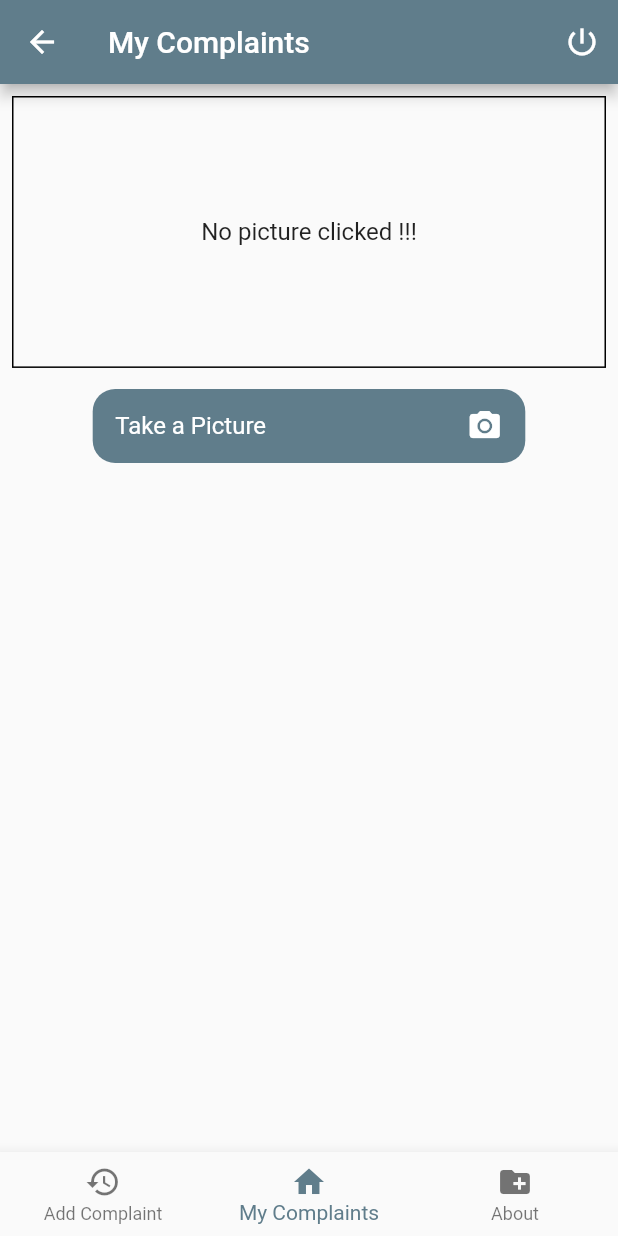
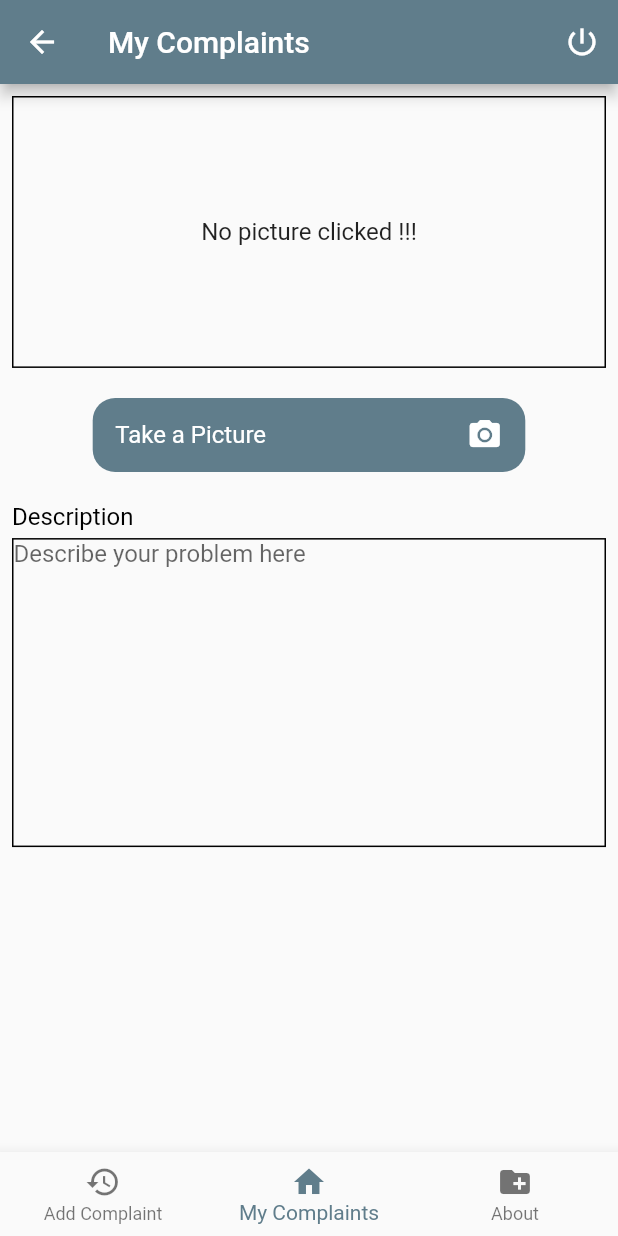
Before and after one commit to adityasharmaa/pothole, a Flutter app: the ScreenSelector screen opened by its route, on a phone screen of 412 x 824 dp. Run offline on Flutter 3.47's test engine with Material 2 defaults, Android fonts, the phone set to English and light mode, and no system bars; our stand-ins replace camera, cloud_firestore, firebase_auth, google_maps_flutter; accounts and stored records are empty.

```diff
--- a/lib/screens/add_complaint.dart
+++ b/lib/screens/add_complaint.dart
@@ -18,6 +18,7 @@ class _AddComplaintState extends State<AddComplaint> {
     final _cameraProvider = Provider.of<CameraProvider>(context);
     return Padding(
       padding: const EdgeInsets.all(8.0),
+      child: SingleChildScrollView(
         child: Column(
           children: <Widget>[
             _cameraProvider.images.length == 0
@@ -63,10 +64,11 @@ class _AddComplaintState extends State<AddComplaint> {
                       ),
                     )),
             SizedBox(
-            height: 14,
+              height: 20,
             ),
             GestureDetector(
-            onTap: () => Navigator.pushNamed(context, TakePictureScreen.route),
+              onTap: () =>
+                  Navigator.pushNamed(context, TakePictureScreen.route),
               child: Container(
                   height: _height * 0.06,
                   width: _width * 0.7,
@@ -92,8 +94,27 @@ class _AddComplaintState extends State<AddComplaint> {
                       ],
                     ),
                   )),
-          )
+            ),
+            SizedBox(
+              height: 20,
+            ),
+            Align(alignment: Alignment.centerLeft,child: Text("Description",style: Theme.of(context).textTheme.subhead.copyWith(color:Colors.black),)),
+            SizedBox(
+              height: 5,
+            ),
+            Container(
+              height: _height * 0.25,
+              width: _width,
+              decoration:
+                  BoxDecoration(border: Border.all(color: Colors.black)),
+              child: TextField(
+                maxLines: 10,
+                decoration: InputDecoration.collapsed(hintText: "Describe your problem here"),
+
+              ),
+            ),
           ],
+        ),
       ),
     );
   }
--- a/pubspec.yaml
+++ b/pubspec.yaml
@@ -36,6 +36,7 @@ dev_dependencies:
   path:
   path_provider:
   location: ^2.3.5
+  google_maps_flutter: ^0.5.21+15
 
 
 # For information on the generic Dart part of this file, see the
```
Also changed, not shown: lib/widgets/custom_google_map.dart (added, +57 -0 lines), pubspec.lock, 1 other file. Lines whose indentation alone changed are shown as unchanged.
